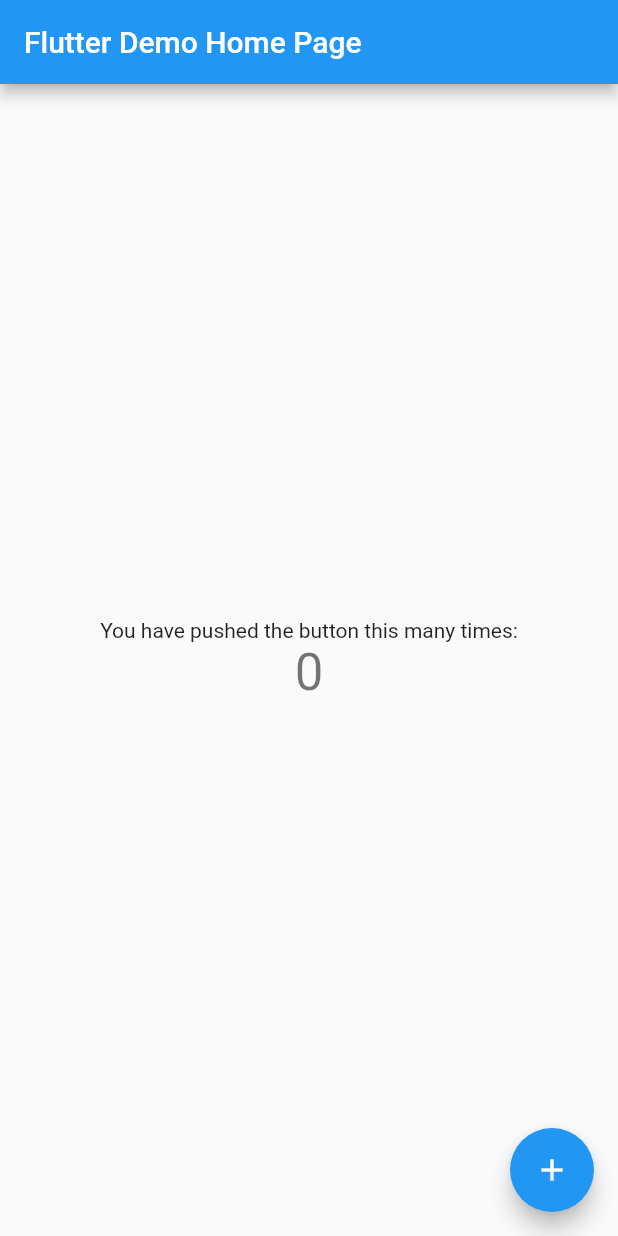
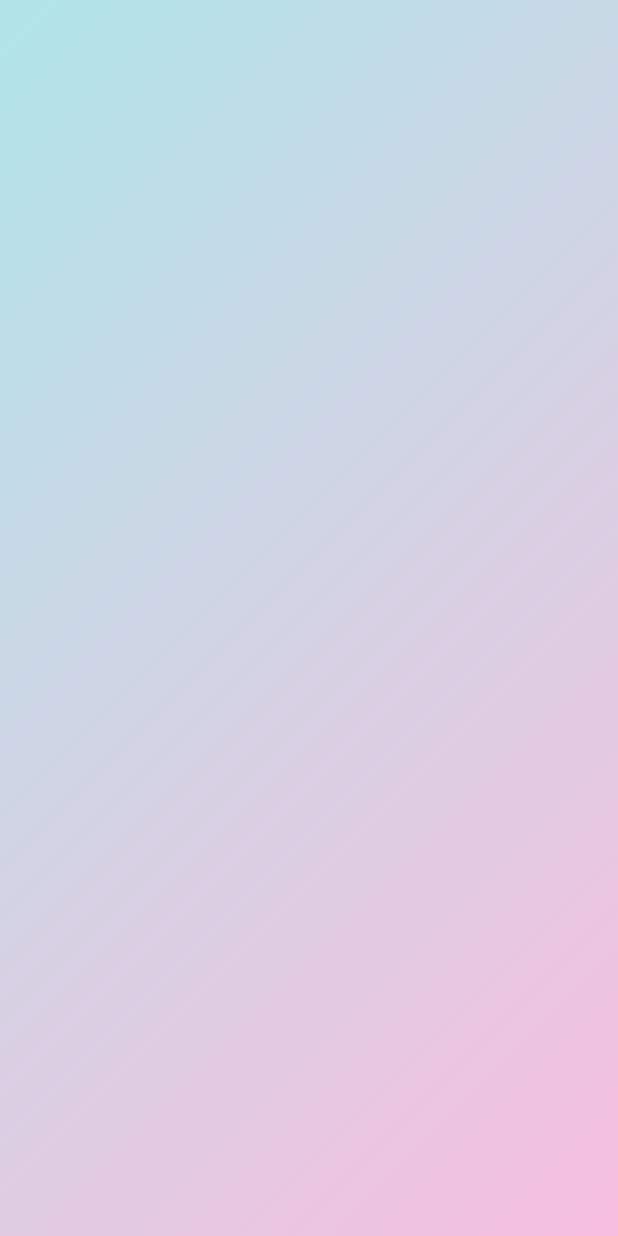
Before and after one commit to djamel96/Users_manager, a Flutter app: the screen it shows after launch, on a phone screen of 412 x 824 dp. Run offline on Flutter 3.47's test engine with Material 2 defaults, Android fonts, the phone set to English and light mode, and no system bars; our stand-ins replace lottie.

Commit message:
added splash screen

```diff
--- a/lib/main.dart
+++ b/lib/main.dart
@@ -1,4 +1,6 @@
 import 'package:flutter/material.dart';
+
+import 'splash_screen.dart';
 
 void main() {
   runApp(const MyApp());
@@ -13,103 +15,9 @@
     return MaterialApp(
       title: 'Flutter Demo',
       theme: ThemeData(
-        // This is the theme of your application.
-        //
-        // Try running your application with "flutter run". You'll see the
-        // application has a blue toolbar. Then, without quitting the app, try
-        // changing the primarySwatch below to Colors.green and then invoke
-        // "hot reload" (press "r" in the console where you ran "flutter run",
-        // or simply save your changes to "hot reload" in a Flutter IDE).
-        // Notice that the counter didn't reset back to zero; the application
-        // is not restarted.
         primarySwatch: Colors.blue,
       ),
-      home: const MyHomePage(title: 'Flutter Demo Home Page'),
+      home: const SplashScreen(),
     );
   }
 }
-
-class MyHomePage extends StatefulWidget {
-  const MyHomePage({super.key, required this.title});
-
-  // This widget is the home page of your application. It is stateful, meaning
-  // that it has a State object (defined below) that contains fields that affect
-  // how it looks.
-
-  // This class is the configuration for the state. It holds the values (in this
-  // case the title) provided by the parent (in this case the App widget) and
-  // used by the build method of the State. Fields in a Widget subclass are
-  // always marked "final".
-
-  final String title;
-
-  @override
-  State<MyHomePage> createState() => _MyHomePageState();
-}
-
-class _MyHomePageState extends State<MyHomePage> {
-  int _counter = 0;
-
-  void _incrementCounter() {
-    setState(() {
-      // This call to setState tells the Flutter framework that something has
-      // changed in this State, which causes it to rerun the build method below
-      // so that the display can reflect the updated values. If we changed
-      // _counter without calling setState(), then the build method would not be
-      // called again, and so nothing would appear to happen.
-      _counter++;
-    });
-  }
-
-  @override
-  Widget build(BuildContext context) {
-    // This method is rerun every time setState is called, for instance as done
-    // by the _incrementCounter method above.
-    //
-    // The Flutter framework has been optimized to make rerunning build methods
-    // fast, so that you can just rebuild anything that needs updating rather
-    // than having to individually change instances of widgets.
-    return Scaffold(
-      appBar: AppBar(
-        // Here we take the value from the MyHomePage object that was created by
-        // the App.build method, and use it to set our appbar title.
-        title: Text(widget.title),
-      ),
-      body: Center(
-        // Center is a layout widget. It takes a single child and positions it
-        // in the middle of the parent.
-        child: Column(
-          // Column is also a layout widget. It takes a list of children and
-          // arranges them vertically. By default, it sizes itself to fit its
-          // children horizontally, and tries to be as tall as its parent.
-          //
-          // Invoke "debug painting" (press "p" in the console, choose the
-          // "Toggle Debug Paint" action from the Flutter Inspector in Android
-          // Studio, or the "Toggle Debug Paint" command in Visual Studio Code)
-          // to see the wireframe for each widget.
-          //
-          // Column has various properties to control how it sizes itself and
-          // how it positions its children. Here we use mainAxisAlignment to
-          // center the children vertically; the main axis here is the vertical
-          // axis because Columns are vertical (the cross axis would be
-          // horizontal).
-          mainAxisAlignment: MainAxisAlignment.center,
-          children: <Widget>[
-            const Text(
-              'You have pushed the button this many times:',
-            ),
-            Text(
-              '$_counter',
-              style: Theme.of(context).textTheme.headlineMedium,
-            ),
-          ],
-        ),
-      ),
-      floatingActionButton: FloatingActionButton(
-        onPressed: _incrementCounter,
-        tooltip: 'Increment',
-        child: const Icon(Icons.add),
-      ), // This trailing comma makes auto-formatting nicer for build methods.
-    );
-  }
-}
--- /dev/null
+++ b/lib/resources/animations.dart
@@ -0,0 +1,5 @@
+const animationRoot = 'assets/animations';
+
+class AppAnimations {
+  static const String splashScreen = '$animationRoot/splash.json';
+}
--- /dev/null
+++ b/lib/splash_screen.dart
@@ -0,0 +1,45 @@
+import 'package:flutter/material.dart';
+import 'package:lottie/lottie.dart';
+
+import 'resources/animations.dart';
+
+class SplashScreen extends StatefulWidget {
+  const SplashScreen({super.key});
+
+  @override
+  State<SplashScreen> createState() => _SplashScreenState();
+}
+
+class _SplashScreenState extends State<SplashScreen> {
+  @override
+  void initState() {
+    super.initState();
+
+    WidgetsBinding.instance.addPostFrameCallback((_) async {
+      Future.delayed(const Duration(seconds: 3)).then((value) {});
+    });
+  }
+
+  @override
+  Widget build(BuildContext context) {
+    return SafeArea(
+      top: false,
+      bottom: false,
+      left: false,
+      right: false,
+      child: Scaffold(
+        backgroundColor: Colors.white,
+        body: Container(
+          alignment: Alignment.center,
+          width: double.infinity,
+          child: Lottie.asset(
+            AppAnimations.splashScreen,
+            repeat: false,
+            width: double.infinity,
+            fit: BoxFit.cover,
+          ),
+        ),
+      ),
+    );
+  }
+}
```
Also changed, not shown: assets/animations/splash.json (added, +1 -0 lines), pubspec.yaml (+5 -6 lines), pubspec.lock.
